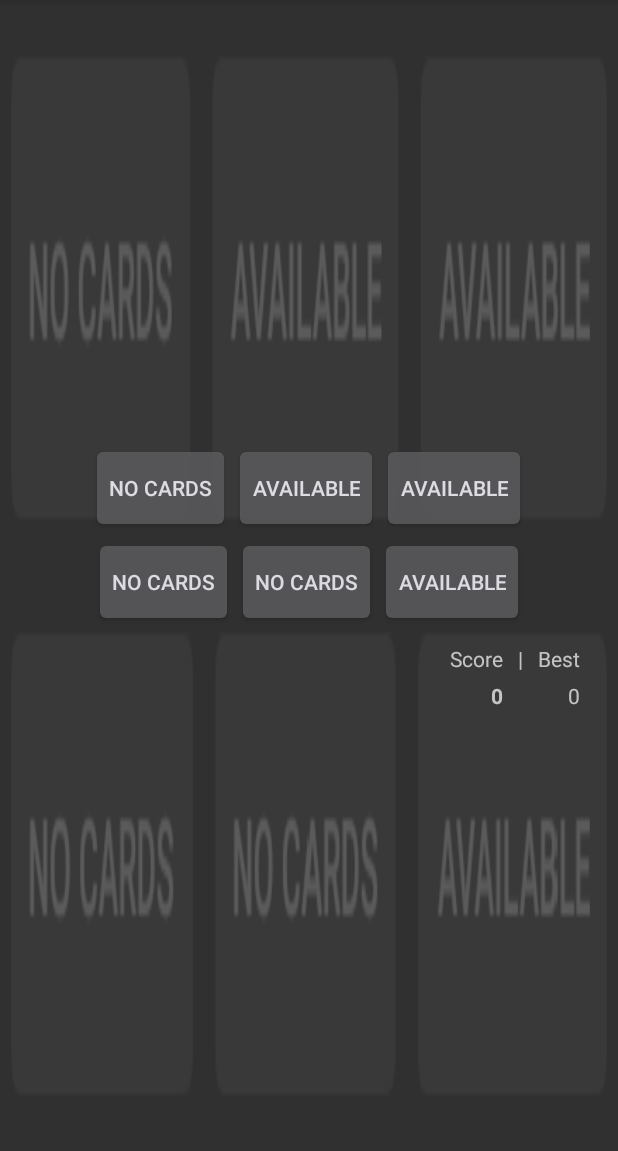
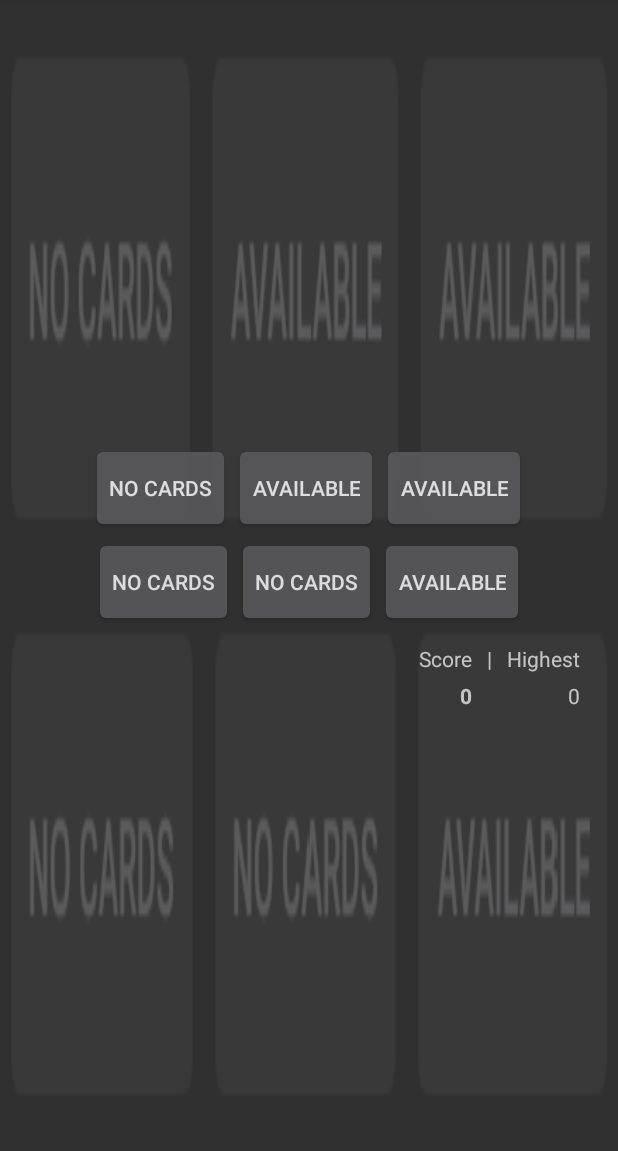
Before and after one commit to mattstraehl/AmgiNori, an Android app: the screen it shows after launch (BoardActivity), after a tap on "START", on a phone screen of 412 x 824 dp, the part 84-1235 px from its top. Run offline under Robolectric (Android 15) with nearby library versions, the light colour scheme and no system bars; libraries missing offline, so code that uses them is left out: android.support.v8; network calls fail; 10 statements that could not run were skipped; 2 other taps on this screen came first.

```diff
--- a/app/src/main/java/com/matthias/android/amginori/fragments/AboutDialogFragment.java
+++ b/app/src/main/java/com/matthias/android/amginori/fragments/AboutDialogFragment.java
@@ -21,7 +21,7 @@ public class AboutDialogFragment extends DialogFragment {
         } catch (PackageManager.NameNotFoundException e) {
         }
         return new AlertDialog.Builder(getActivity())
-                .setTitle(getResources().getString(R.string.version_name, versionName))
+                .setTitle(getString(R.string.version_name, versionName))
                 .setPositiveButton(R.string.ok, new DialogInterface.OnClickListener() {
                     public void onClick(DialogInterface dialog, int id) {
                     }
--- a/app/src/main/java/com/matthias/android/amginori/fragments/MainFragment.java
+++ b/app/src/main/java/com/matthias/android/amginori/fragments/MainFragment.java
@@ -157,7 +157,7 @@ public class MainFragment extends Fragment {
                     mFront.requestFocus();
                     mFront.getText().clear();
                     mBack.getText().clear();
-                    Toast.makeText(getActivity(), R.string.text_one_card_added, Toast.LENGTH_SHORT).show();
+                    Toast.makeText(getActivity(), R.string.text_card_added, Toast.LENGTH_SHORT).show();
                 }
             }
         });
--- a/app/src/main/res/layout-sw600dp/fragment_board.xml
+++ b/app/src/main/res/layout-sw600dp/fragment_board.xml
@@ -69,7 +69,7 @@
         android:paddingEnd="150dp"
         android:paddingRight="150dp"
         android:paddingTop="30dp"
-        android:text="@string/best"
+        android:text="@string/highest"
         android:textAppearance="?android:attr/textAppearanceMedium" />
 
     <TextView
--- a/app/src/main/res/layout/fragment_board.xml
+++ b/app/src/main/res/layout/fragment_board.xml
@@ -69,7 +69,7 @@
         android:paddingEnd="25dp"
         android:paddingRight="25dp"
         android:paddingTop="10dp"
-        android:text="@string/best" />
+        android:text="@string/highest" />
 
     <TextView
         android:id="@+id/slash_label"
--- a/app/src/main/res/values/strings.xml
+++ b/app/src/main/res/values/strings.xml
@@ -22,15 +22,15 @@
     <string name="text_install_file_manager">Please install a File Manager.</string>
     <string name="text_invalid_anki_package">Selected file is not a valid Anki Package.</string>
     <string name="text_loading">Loading…</string>
-    <string name="text_one_card_added">1 card added.</string>
+    <string name="text_card_added">1 card added.</string>
 
     <string name="answer">Answer</string>
     <string name="available">available</string>
     <string name="back">Back</string>
-    <string name="best">Best</string>
     <string name="cancel">Cancel</string>
     <string name="cannot_be_blank">Cannot be blank</string>
     <string name="front">Front</string>
+    <string name="highest">Highest</string>
     <string name="import_cards">Import Cards</string>
     <string name="new_card">New Card</string>
     <string name="new_game">New Game</string>
```
Also changed, not shown: 2 other files.
